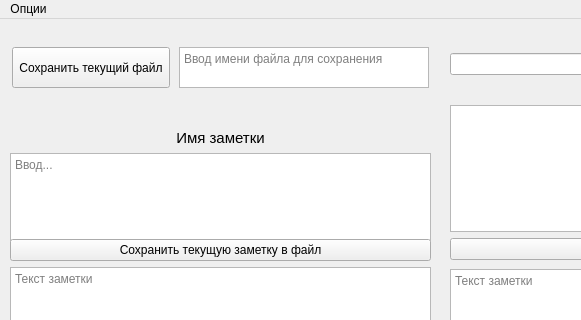
The window that Project/mainwindow.ui (Aeterno-Mens/project) describes before a commit, drawn with Qt 5; both pictures show x 0 to 581 and y 0 to 320 of the 887 by 678 pixel window.
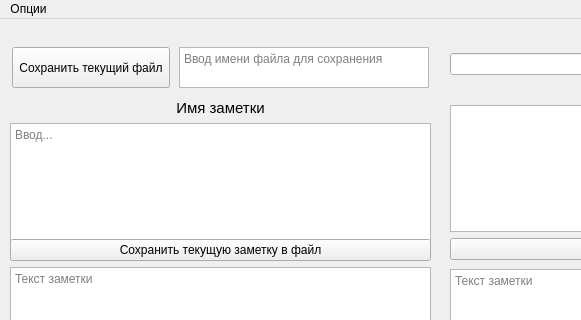
The same window after the commit.

The edit to the form file:
```diff
--- a/Project/mainwindow.ui
+++ b/Project/mainwindow.ui
@@ -73,9 +73,9 @@
     <property name="geometry">
      <rect>
       <x>10</x>
-      <y>110</y>
+      <y>80</y>
       <width>421</width>
-      <height>121</height>
+      <height>151</height>
      </rect>
     </property>
     <layout class="QVBoxLayout" name="verticalLayout_2">
```
Left out of the diff: 6 changed lines with no effect on the pictures.
